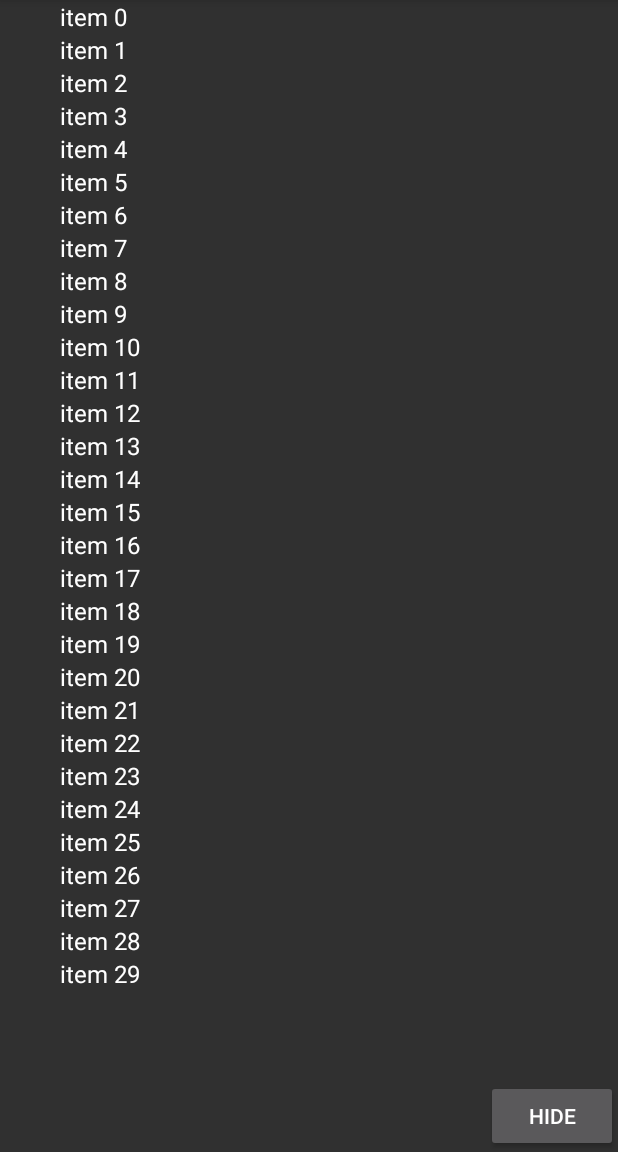
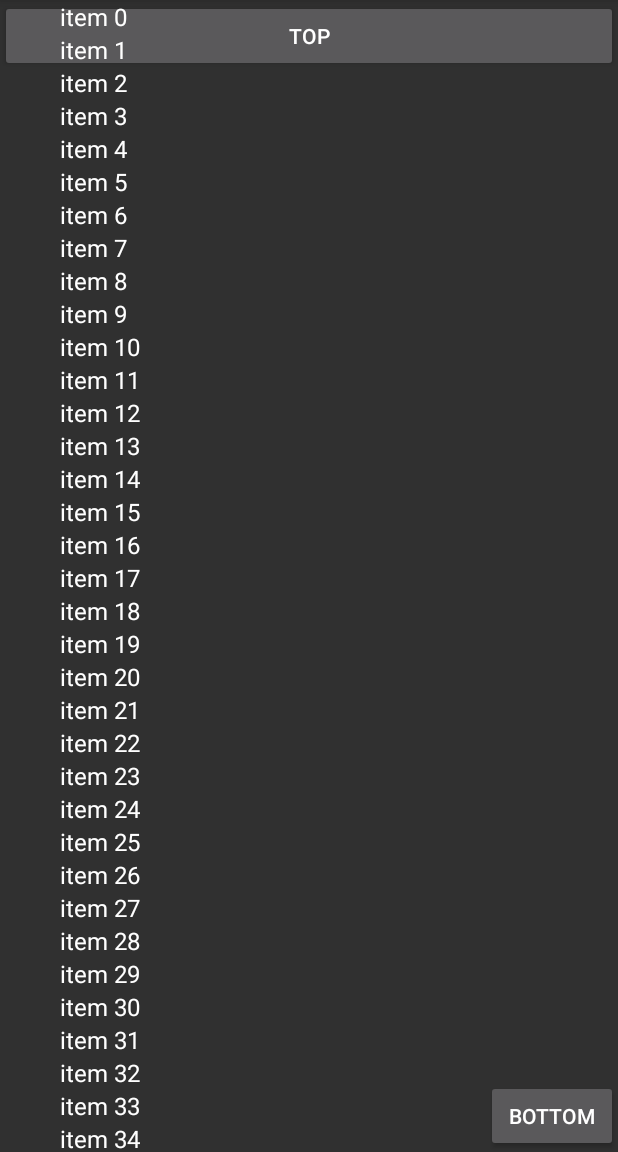
Before and after one commit to mengxn/CustomBehavior, an Android app: the TestAutoHideActivity screen opened directly, with no data from a screen before it, on a phone screen of 412 x 824 dp, the part 84-1236 px from its top. Run offline under Robolectric (Android 15) with nearby library versions, the phone set to English and light mode, and no system bars.

Commit message:
support top and bottom

```diff
--- a/app/src/main/java/me/codego/custombehavior/autohide/TestAutoHideActivity.java
+++ b/app/src/main/java/me/codego/custombehavior/autohide/TestAutoHideActivity.java
@@ -29,7 +29,7 @@ public class TestAutoHideActivity extends AppCompatActivity {
 
     public List<String> getDataList() {
         List<String> dataList = new ArrayList<>();
-        for (int i = 0; i < 30; i++) {
+        for (int i = 0; i < 50; i++) {
             dataList.add("item " + i);
         }
         return dataList;
--- a/app/src/main/res/layout/activity_test_auto_hide.xml
+++ b/app/src/main/res/layout/activity_test_auto_hide.xml
@@ -8,15 +8,28 @@
     android:layout_height="match_parent">
 
     <me.codego.custombehavior.autohide.AutoHideLayout
+        android:layout_width="match_parent"
+        android:layout_height="wrap_content"
+        app:direction="top"
+        app:layout_behavior="me.codego.custombehavior.autohide.AutoHideLayout$AutoHideBehavior">
+
+        <Button
+            android:layout_width="match_parent"
+            android:layout_height="wrap_content"
+            android:text="top"/>
+    </me.codego.custombehavior.autohide.AutoHideLayout>
+
+    <me.codego.custombehavior.autohide.AutoHideLayout
         android:layout_width="wrap_content"
         android:layout_height="wrap_content"
         android:layout_gravity="bottom|right"
+        app:direction="bottom"
         app:layout_behavior="me.codego.custombehavior.autohide.AutoHideLayout$AutoHideBehavior">
 
         <Button
             android:layout_width="wrap_content"
             android:layout_height="wrap_content"
-            android:text="hide"/>
+            android:text="bottom"/>
     </me.codego.custombehavior.autohide.AutoHideLayout>
 
     <RelativeLayout
```
Also changed, not shown: app/src/main/java/me/codego/custombehavior/autohide/AutoHideLayout.java (+70 -16 lines), app/src/main/res/values/attrs.xml (added, +9 -0 lines).
